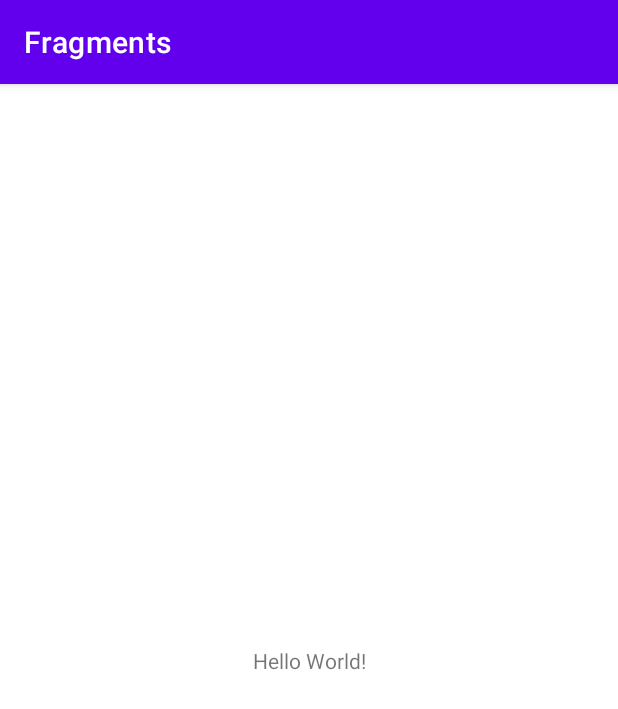
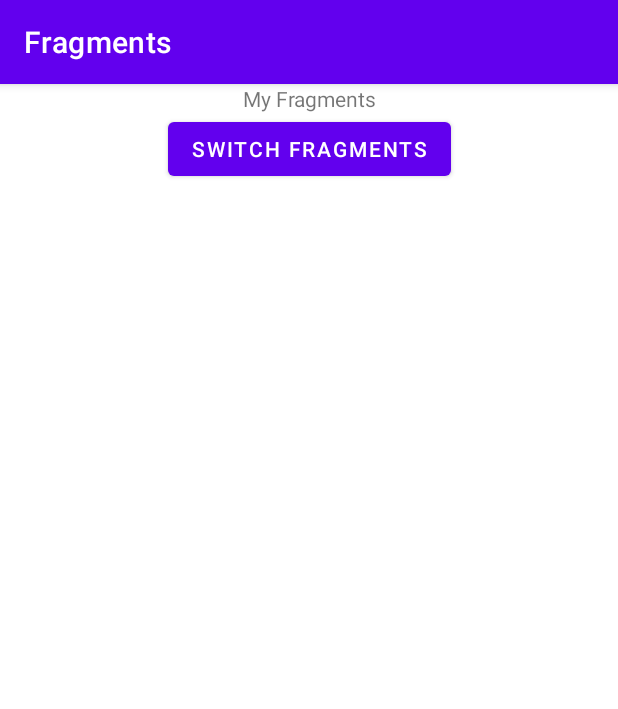
Before and after one commit to Zhuzhanchini/Fragments, an Android app: the screen it shows after launch (MainActivity), on a phone screen of 412 x 824 dp. Shown: the top 709 px of the screen. Run offline under Robolectric (Android 15) with nearby library versions, the phone set to English and light mode, and no system bars.

Commit message:
practice with fragments

```diff
--- a/app/build.gradle
+++ b/app/build.gradle
@@ -37,6 +37,7 @@ dependencies {
     implementation 'androidx.appcompat:appcompat:1.4.0'
     implementation 'com.google.android.material:material:1.4.0'
     implementation 'androidx.constraintlayout:constraintlayout:2.1.2'
+    implementation 'androidx.legacy:legacy-support-v4:1.0.0'
     testImplementation 'junit:junit:4.+'
     androidTestImplementation 'androidx.test.ext:junit:1.1.3'
     androidTestImplementation 'androidx.test.espresso:espresso-core:3.4.0'
--- /dev/null
+++ b/app/src/main/java/example/julia/fragments/EndFragment.kt
@@ -0,0 +1,21 @@
+package example.julia.fragments
+
+import android.os.Bundle
+import android.util.Log
+import androidx.fragment.app.Fragment
+import android.view.LayoutInflater
+import android.view.View
+import android.view.ViewGroup
+
+class EndFragment : Fragment() {
+
+    override fun onCreateView(
+        inflater: LayoutInflater, container: ViewGroup?, savedInstanceState: Bundle?,
+    ): View? {
+        val view = inflater.inflate(R.layout.fragment_end, container, false)
+
+        return view
+
+
+    }
+}
--- a/app/src/main/java/example/julia/fragments/MainActivity.kt
+++ b/app/src/main/java/example/julia/fragments/MainActivity.kt
@@ -2,10 +2,41 @@ package example.julia.fragments
 
 import androidx.appcompat.app.AppCompatActivity
 import android.os.Bundle
+import android.util.Log
+import android.widget.Button
 
 class MainActivity : AppCompatActivity() {
+
+    lateinit var switchFragmentButton: Button
+
     override fun onCreate(savedInstanceState: Bundle?) {
         super.onCreate(savedInstanceState)
         setContentView(R.layout.activity_main)
+        switchFragmentButton = findViewById(R.id.switch_fragments_button)
+
+
+        val startFragment = StartFragment()
+        val endFragment = EndFragment()
+
+        switchFragmentButton.setOnClickListener {
+            val fragment =
+                when (supportFragmentManager.findFragmentById(R.id.fragment_container)) {
+                    is StartFragment -> endFragment
+                    is EndFragment -> startFragment
+                    else -> startFragment
+                }
+
+            supportFragmentManager
+                .beginTransaction()
+                .replace(R.id.fragment_container, fragment)
+                .commit()
+        }
+
+
+
     }
+
+
+
+
 }
--- /dev/null
+++ b/app/src/main/java/example/julia/fragments/StartFragment.kt
@@ -0,0 +1,20 @@
+package example.julia.fragments
+
+import android.os.Bundle
+import androidx.fragment.app.Fragment
+import android.view.LayoutInflater
+import android.view.View
+import android.view.ViewGroup
+
+
+class StartFragment : Fragment() {
+
+    override fun onCreateView(
+        inflater: LayoutInflater, container: ViewGroup?, savedInstanceState: Bundle?,
+    ): View? {
+        val view = inflater.inflate(R.layout.fragment_start, container, false)
+
+        return view
+    }
+
+}
--- a/app/src/main/res/layout/activity_main.xml
+++ b/app/src/main/res/layout/activity_main.xml
@@ -7,12 +7,28 @@
     tools:context=".MainActivity">
 
     <TextView
+        android:id="@+id/my_fragments_text"
+        android:layout_width="match_parent"
+        android:layout_height="wrap_content"
+        android:gravity="center"
+        android:text="@string/my_fragments"
+        app:layout_constraintTop_toTopOf="parent" />
+
+    <Button
+        android:id="@+id/switch_fragments_button"
         android:layout_width="wrap_content"
         android:layout_height="wrap_content"
-        android:text="Hello World!"
-        app:layout_constraintBottom_toBottomOf="parent"
-        app:layout_constraintLeft_toLeftOf="parent"
-        app:layout_constraintRight_toRightOf="parent"
-        app:layout_constraintTop_toTopOf="parent" />
+        android:text="@string/switch_fragments"
+        app:layout_constraintEnd_toEndOf="parent"
+        app:layout_constraintStart_toStartOf="parent"
+        app:layout_constraintTop_toBottomOf="@id/my_fragments_text" />
+
+
+    <androidx.fragment.app.FragmentContainerView
+        android:id="@+id/fragment_container"
+        android:layout_width="match_parent"
+        android:layout_height="0dp"
+        app:layout_constraintTop_toBottomOf="parent"
+        app:layout_constraintTop_toTopOf="@id/switch_fragments_button" />
 
 </androidx.constraintlayout.widget.ConstraintLayout>
--- a/app/src/main/res/values/strings.xml
+++ b/app/src/main/res/values/strings.xml
@@ -1,3 +1,10 @@
 <resources>
     <string name="app_name">Fragments</string>
+    <!-- TODO: Remove or change this placeholder text -->
+    <string name="hello_blank_fragment">Hello blank fragment</string>
+    <string name="hello">hello</string>
+    <string name="my_fragments">My Fragments</string>
+    <string name="switch_fragments">Switch Fragments</string>
+    <string name="start_fragment">Start Fragment</string>
+    <string name="end_fragment">End Fragment</string>
 </resources>
```
Also changed, not shown: app/src/main/res/layout/fragment_end.xml (added, +28 -0 lines), app/src/main/res/layout/fragment_start.xml (added, +29 -0 lines).
